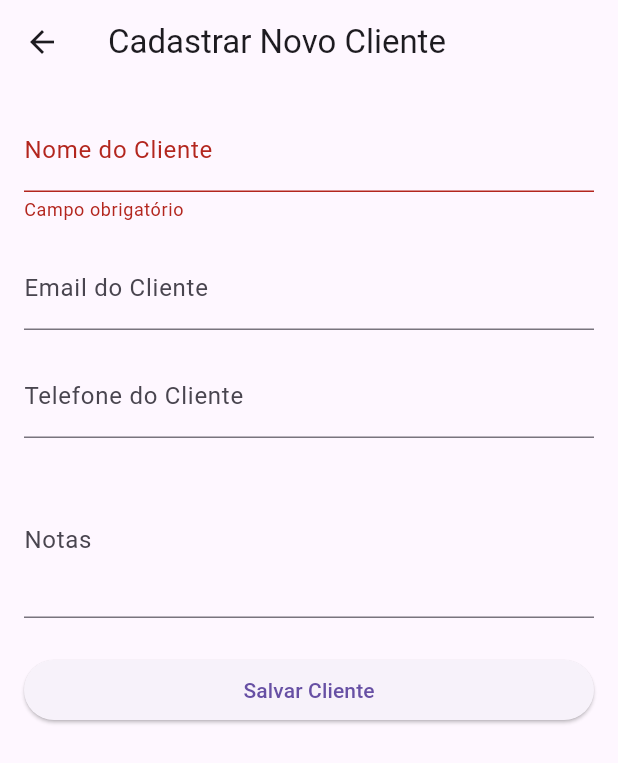
After one commit to RenanGroh/SaaS_microbusiness_project, a Flutter app: the ClientRegistrationScreen screen opened directly, after a tap on "Salvar Cliente", on a phone screen of 412 x 824 dp. The commit adds this screen. Shown: the top 763 px of the screen. Run offline on Flutter 3.47's test engine with Material 3 defaults, Android fonts, the phone set to English and light mode, and no system bars; our stand-ins replace flutter_secure_storage; accounts and stored records are empty.

Commit message:
feat: cadastro de cliente

```diff
--- /dev/null
+++ b/frontend_flutter/bizly_app/lib/features/clients/screens/client_registration_screen.dart
@@ -0,0 +1,116 @@
+import 'package:bizly_app/shared/services/client_service.dart';
+import 'package:flutter/material.dart';
+import 'package:provider/provider.dart';
+
+class ClientRegistrationScreen extends StatefulWidget {
+  const ClientRegistrationScreen({super.key});
+
+  @override
+  State<ClientRegistrationScreen> createState() => _ClientRegistrationScreenState();
+}
+
+class _ClientRegistrationScreenState extends State<ClientRegistrationScreen> {
+  final _formKey = GlobalKey<FormState>();
+  final _nameController = TextEditingController();
+  final _emailController = TextEditingController();
+  final _phoneController = TextEditingController();
+  final _notesController = TextEditingController();
+
+  @override
+  void dispose() {
+    _nameController.dispose();
+    _emailController.dispose();
+    _phoneController.dispose();
+    _notesController.dispose();
+    super.dispose();
+  }
+
+  Future<void> _submitForm() async {
+    if (!_formKey.currentState!.validate()) {
+      return;
+    }
+
+    final clientService = Provider.of<ClientService>(context, listen: false);
+    final success = await clientService.createClient({
+      'name': _nameController.text,
+      'email': _emailController.text,
+      'phone': _phoneController.text,
+      'notes': _notesController.text,
+    });
+
+    if (mounted) {
+      if (success) {
+        ScaffoldMessenger.of(context).showSnackBar(
+          const SnackBar(content: Text('Cliente cadastrado com sucesso!')),
+        );
+        Navigator.of(context).pop(); // Volta para a tela anterior
+      } else {
+        ScaffoldMessenger.of(context).showSnackBar(
+          SnackBar(content: Text('Erro no cadastro do cliente: ${clientService.errorMessage}')),
+        );
+      }
+    }
+  }
+
+  @override
+  Widget build(BuildContext context) {
+    return Scaffold(
+      appBar: AppBar(
+        title: const Text('Cadastrar Novo Cliente'),
+      ),
+      body: Consumer<ClientService>(
+        builder: (context, clientService, child) {
+          return SingleChildScrollView(
+            padding: const EdgeInsets.all(16.0),
+            child: Form(
+              key: _formKey,
+              child: Column(
+                crossAxisAlignment: CrossAxisAlignment.stretch,
+                children: [
+                  TextFormField(
+                    controller: _nameController,
+                    decoration: const InputDecoration(labelText: 'Nome do Cliente'),
+                    validator: (value) =>
+                        value!.isEmpty ? 'Campo obrigatório' : null,
+                  ),
+                  const SizedBox(height: 16),
+                  TextFormField(
+                    controller: _emailController,
+                    decoration: const InputDecoration(labelText: 'Email do Cliente'),
+                    keyboardType: TextInputType.emailAddress,
+                    validator: (value) {
+                      if (value == null || value.isEmpty) return null; // Email opcional
+                      if (!value.contains('@')) {
+                        return 'Email inválido';
+                      }
+                      return null;
+                    },
+                  ),
+                  const SizedBox(height: 16),
+                  TextFormField(
+                    controller: _phoneController,
+                    decoration: const InputDecoration(labelText: 'Telefone do Cliente'),
+                    keyboardType: TextInputType.phone,
+                  ),
+                  const SizedBox(height: 16),
+                  TextFormField(
+                    controller: _notesController,
+                    decoration: const InputDecoration(labelText: 'Notas'),
+                    maxLines: 3,
+                  ),
+                  const SizedBox(height: 24),
+                  clientService.isLoading
+                      ? const Center(child: CircularProgressIndicator())
+                      : ElevatedButton(
+                          onPressed: _submitForm,
+                          child: const Text('Salvar Cliente'),
+                        ),
+                ],
+              ),
+            ),
+          );
+        },
+      ),
+    );
+  }
+}
--- /dev/null
+++ b/frontend_flutter/bizly_app/lib/shared/models/client_model.dart
@@ -0,0 +1,49 @@
+import 'package:flutter/foundation.dart';
+
+class Client {
+  final String id;
+  final String userId;
+  final String name;
+  final String email;
+  final String phone;
+  final String notes;
+  final DateTime createdAt;
+  final DateTime updatedAt;
+
+  Client({
+    required this.id,
+    required this.userId,
+    required this.name,
+    required this.email,
+    required this.phone,
+    required this.notes,
+    required this.createdAt,
+    required this.updatedAt,
+  });
+
+  factory Client.fromJson(Map<String, dynamic> json) {
+    return Client(
+      id: json['id'] as String,
+      userId: json['userId'] as String,
+      name: json['name'] as String,
+      email: json['email'] as String,
+      phone: json['phone'] as String,
+      notes: json['notes'] as String,
+      createdAt: DateTime.parse(json['createdAt'] as String),
+      updatedAt: DateTime.parse(json['updatedAt'] as String),
+    );
+  }
+
+  Map<String, dynamic> toJson() {
+    return {
+      'id': id,
+      'userId': userId,
+      'name': name,
+      'email': email,
+      'phone': phone,
+      'notes': notes,
+      'createdAt': createdAt.toIso8601String(),
+      'updatedAt': updatedAt.toIso8601String(),
+    };
+  }
+}
```
Also changed, not shown: frontend_flutter/bizly_app/lib/app_widget.dart (+10 -1 lines), frontend_flutter/bizly_app/lib/features/home/screens/home_screen.dart (+13 -0 lines), frontend_flutter/bizly_app/lib/shared/services/api_service.dart (+9 -0 lines), frontend_flutter/bizly_app/lib/shared/services/client_service.dart (added, +59 -0 lines), 2 other files.
